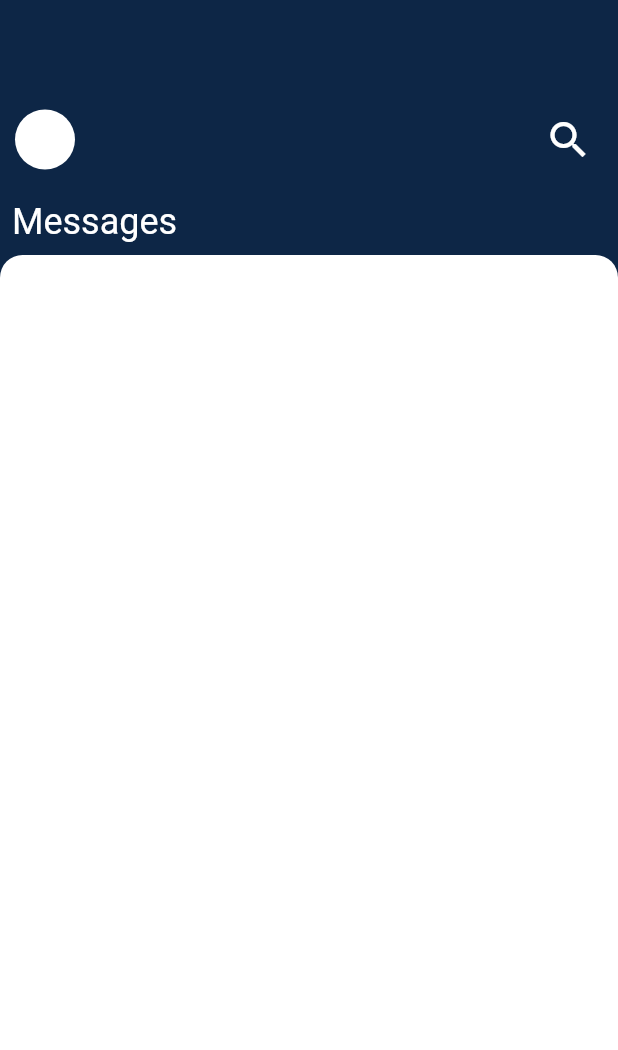
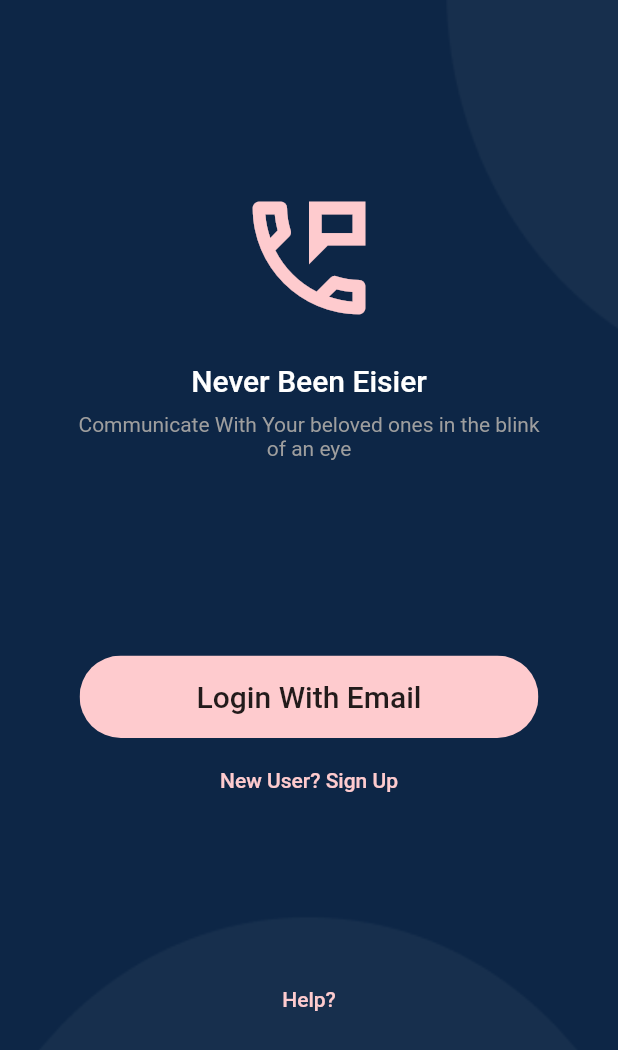
Before and after one commit to sofiansii/chatty, a Flutter app: the screen it shows after launch, on a phone screen of 412 x 824 dp. Shown: the top 1050 px of the screen. Run offline on Flutter 3.47's test engine with Material 2 defaults, Android fonts, the phone set to English and light mode, and no system bars.

Commit message:
add login page

```diff
--- a/lib/main.dart
+++ b/lib/main.dart
@@ -1,3 +1,4 @@
+import 'package:chatty/pages/login_screen/login.dart';
 import 'package:chatty/pages/recent_page/recent_chats.dart';
 import 'package:flutter/material.dart';
 
@@ -23,7 +24,7 @@ class MyApp extends StatelessWidget {
         // is not restarted.
         primarySwatch: Colors.blue,
       ),
-      home: Material(child: RecentChats()),
+      home: Material(child: Login()),
     );
   }
 }
--- a/lib/pages/chat_screen/info_bar.dart
+++ b/lib/pages/chat_screen/info_bar.dart
@@ -39,7 +39,6 @@ class InfoBar extends StatelessWidget {
         IconButton(
             icon: Icon(Icons.call_outlined, size: 30),
             color: GCneonPink,
-            // splashColor: ,
             splashRadius: 22,
             onPressed: () {})
       ],
--- a/lib/pages/common/colors.dart
+++ b/lib/pages/common/colors.dart
@@ -1,6 +1,7 @@
 import 'package:flutter/rendering.dart';
 
 const Color GCdarkBlue = Color(0xff0d2646);
+const Color GClighBlue = Color(0xff172f4d);
 const Color GCpink = Color(0xfffecbce);
 const Color GCneonPink = Color(0xffe6c8cb);
 const Color GCgrey = Color(0xff7f8796);
--- /dev/null
+++ b/lib/pages/login_screen/login.dart
@@ -0,0 +1,67 @@
+import 'package:chatty/pages/common/colors.dart';
+import 'package:chatty/pages/recent_page/recent_chats.dart';
+import 'package:flutter/material.dart';
+
+class Login extends StatelessWidget {
+  @override
+  Widget build(BuildContext context) {
+    return Container(
+      decoration: BoxDecoration(
+          image: DecorationImage(
+              image: AssetImage("assets/backgrounds/login_background.png"),
+              fit: BoxFit.fill)),
+      child: Column(mainAxisAlignment: MainAxisAlignment.end, children: [
+        Icon(
+          Icons.perm_phone_msg_outlined,
+          color: GCpink,
+          size: 100,
+        ),
+        SizedBox(height: 20),
+        Text("Never Been Eisier",
+            style: Theme.of(context)
+                .textTheme
+                .headline6
+                .copyWith(color: Colors.white)),
+        SizedBox(height: 10),
+        Padding(
+          padding: const EdgeInsets.symmetric(horizontal: 50),
+          child: Text(
+            "Communicate With Your beloved ones in the blink of an eye",
+            textAlign: TextAlign.center,
+            style: Theme.of(context)
+                .textTheme
+                .bodyText2
+                .copyWith(color: Colors.grey),
+          ),
+        ),
+        SizedBox(height: 130),
+        ClipRRect(
+          borderRadius: BorderRadius.all(Radius.circular(40)),
+          child: Material(
+            color: GCpink,
+            child: TextButton(
+              onPressed: () => Navigator.of(context).push(MaterialPageRoute(
+                  builder: (c) => Material(child: RecentChats()))),
+              child: Padding(
+                padding: EdgeInsets.symmetric(vertical: 8, horizontal: 70),
+                child: Text(
+                  "Login With Email",
+                  style: Theme.of(context).textTheme.headline6.copyWith(),
+                ),
+              ),
+            ),
+          ),
+        ),
+        SizedBox(height: 20),
+        Text("New User? Sign Up",
+            style:
+                Theme.of(context).textTheme.bodyText1.copyWith(color: GCpink)),
+        SizedBox(height: 130),
+        Text("Help?",
+            style:
+                Theme.of(context).textTheme.bodyText1.copyWith(color: GCpink)),
+        SizedBox(height: 150)
+      ]),
+    );
+  }
+}
--- a/lib/pages/recent_page/friends_bar.dart
+++ b/lib/pages/recent_page/friends_bar.dart
@@ -52,7 +52,12 @@ class _FriendInfo extends StatelessWidget {
           ),
         ),
         SizedBox(height: 2),
-        Hero(tag: user.name, child: Text(user.name.first))
+        Hero(
+            tag: user.name,
+            child: Text(
+              user.name.first,
+              style: Theme.of(context).textTheme.bodyText2,
+            ))
       ],
     );
   }
--- a/pubspec.yaml
+++ b/pubspec.yaml
@@ -46,8 +46,8 @@ flutter:
   uses-material-design: true
 
   # To add assets to your application, add an assets section, like this:
-  # assets:
-  #   - images/a_dot_burr.jpeg
+  assets:
+    - assets/backgrounds/
   #   - images/a_dot_ham.jpeg
 
   # An image asset can refer to one or more resolution-specific "variants", see
```
Also changed, not shown: assets/backgrounds/login_background.png (added), 1 other file.
